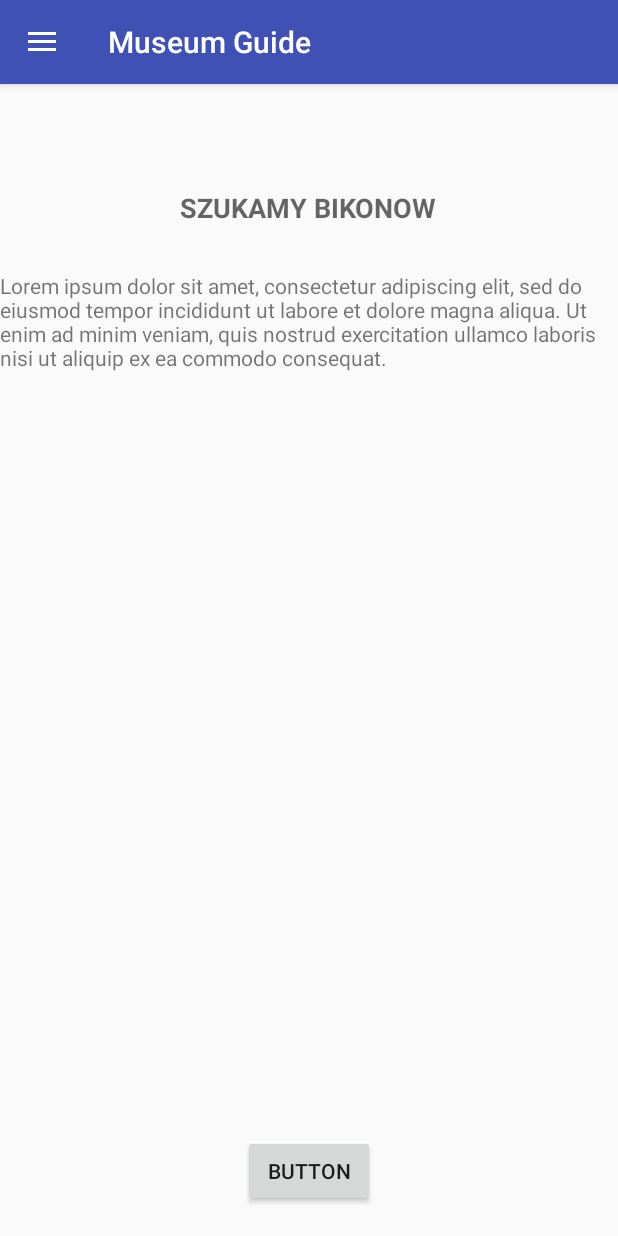
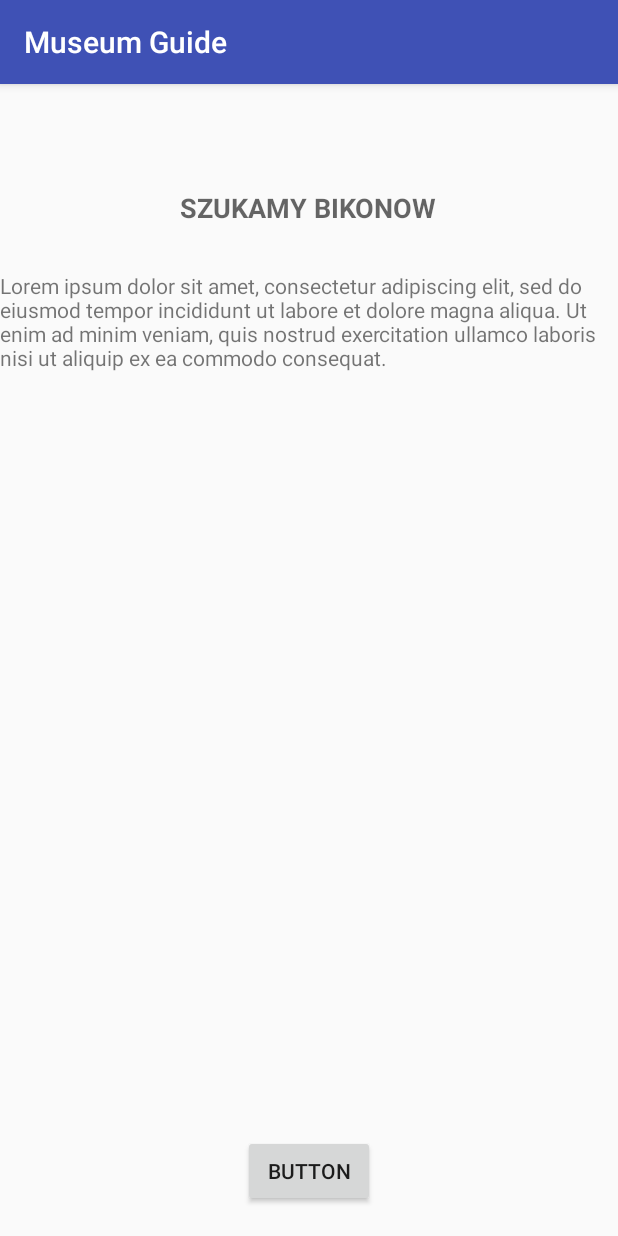
Before and after one commit to MuseumGuide/stickers-museum, an Android app: the screen it shows after launch (MainActivity), on a phone screen of 412 x 824 dp. Run offline under Robolectric (Android 15) with nearby library versions, the phone set to English and light mode, and no system bars; our stand-ins replace ButterKnife; libraries missing offline, so code that uses them is left out: com.estimote.sdk; 4 statements that could not run were skipped.

Commit message:
fixed toolbar

```diff
--- a/app/src/main/java/pl/zpi/museumguide/MainActivity.java
+++ b/app/src/main/java/pl/zpi/museumguide/MainActivity.java
@@ -50,8 +50,7 @@ public class MainActivity extends AppCompatActivity {
     @BindView(R.id.list)
     ListView list;
 
-    private DrawerLayout mDrawerLayout;
-    private ActionBarDrawerToggle mToggle;
+
 
     @Override
     protected void onCreate(Bundle savedInstanceState) {
@@ -90,22 +89,8 @@ public class MainActivity extends AppCompatActivity {
             }
         });
 
-        mDrawerLayout = (DrawerLayout) findViewById(R.id.relativeLayout);
-        mToggle = new ActionBarDrawerToggle(this, mDrawerLayout, R.string.open, R.string.Close);
-
-        mDrawerLayout.addDrawerListener(mToggle);
-        mToggle.syncState();
-        getSupportActionBar().setDisplayHomeAsUpEnabled(true);
 
     }
-
-    @Override
-    public boolean onOptionsItemSelected(MenuItem item) {
-
-        return mToggle.onOptionsItemSelected(item);
-
-    }
-
 
      public void goToMap(View v)
     {
--- a/app/src/main/res/layout/activity_main.xml
+++ b/app/src/main/res/layout/activity_main.xml
@@ -1,5 +1,5 @@
 <?xml version="1.0" encoding="utf-8"?>
-<android.support.v4.widget.DrawerLayout xmlns:android="http://schemas.android.com/apk/res/android"
+<RelativeLayout xmlns:android="http://schemas.android.com/apk/res/android"
     xmlns:tools="http://schemas.android.com/tools"
     xmlns:app="http://schemas.android.com/apk/res-auto"
     android:id="@+id/relativeLayout"
@@ -8,34 +8,6 @@
 
     tools:context="pl.zpi.museumguide.MainActivity">
 
-    <LinearLayout
-        android:layout_width="match_parent"
-        android:layout_height="match_parent"
-        android:orientation="vertical">
-        <!--android:orientation="vertical">-->
-            <!--<include android:layout="@layout/toolbar_layout"-->
-                <!--android:layout_width="match_parent"-->
-                <!--android:layout_height="wrap_content"-->
-
-                <!--/>-->
-
-    </LinearLayout>
-
-    <android.support.design.widget.NavigationView
-        android:layout_width="wrap_content"
-        android:layout_height="match_parent"
-        android:id="@+id/navigation_view"
-        android:layout_gravity="start"
-        app:menu="@layout/nav_menu"
-        app:headerLayout="@layout/nav_header"
-
-
-        >
-    </android.support.design.widget.NavigationView>
-    <RelativeLayout
-        android:layout_width="wrap_content"
-        android:layout_height="match_parent"
-        >
     <TextView
         android:id="@+id/titleLabel"
         android:layout_width="wrap_content"
@@ -76,5 +48,4 @@
         android:onClick="goToMap"
         android:text="Button" />
 
-    </RelativeLayout>
-</android.support.v4.widget.DrawerLayout>
+</RelativeLayout>
```
